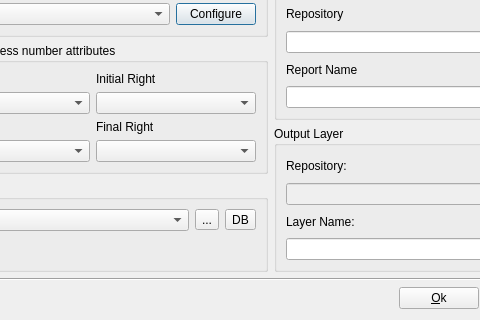
Qt form src/terralib/addressgeocoding/qt/ui/MainWindowDialogForm.ui (claudiobogossian/terralib5) before a commit; both pictures show x 93 to 573 and y 93 to 413 of the 669 by 413 pixel window.
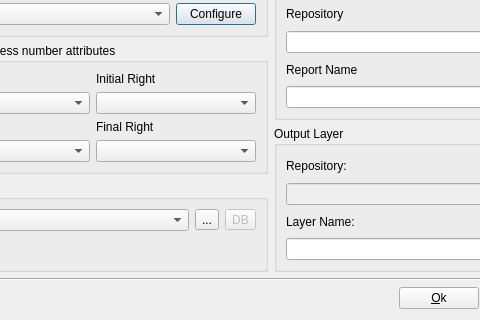
The same form after that commit. Custom widgets are drawn as their Qt base class.

Diff of the .ui file:
```diff
--- a/src/terralib/addressgeocoding/qt/ui/MainWindowDialogForm.ui
+++ b/src/terralib/addressgeocoding/qt/ui/MainWindowDialogForm.ui
@@ -232,6 +232,9 @@
                 </item>
                 <item row="0" column="2">
                  <widget class="QToolButton" name="m_targetDataSourceAddressToolButton">
+                  <property name="enabled">
+                   <bool>false</bool>
+                  </property>
                   <property name="minimumSize">
                    <size>
                     <width>0</width>
```
